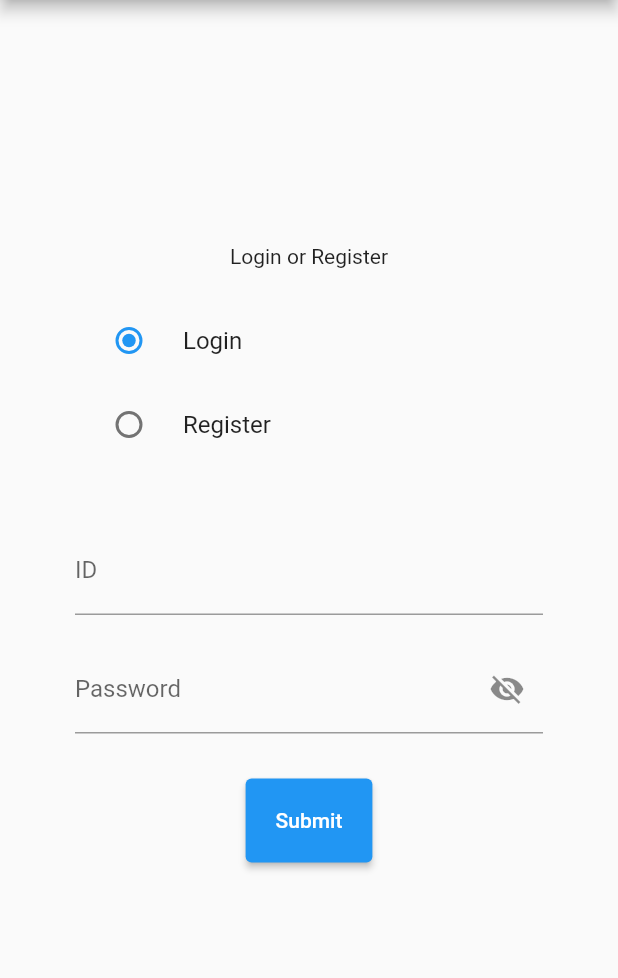
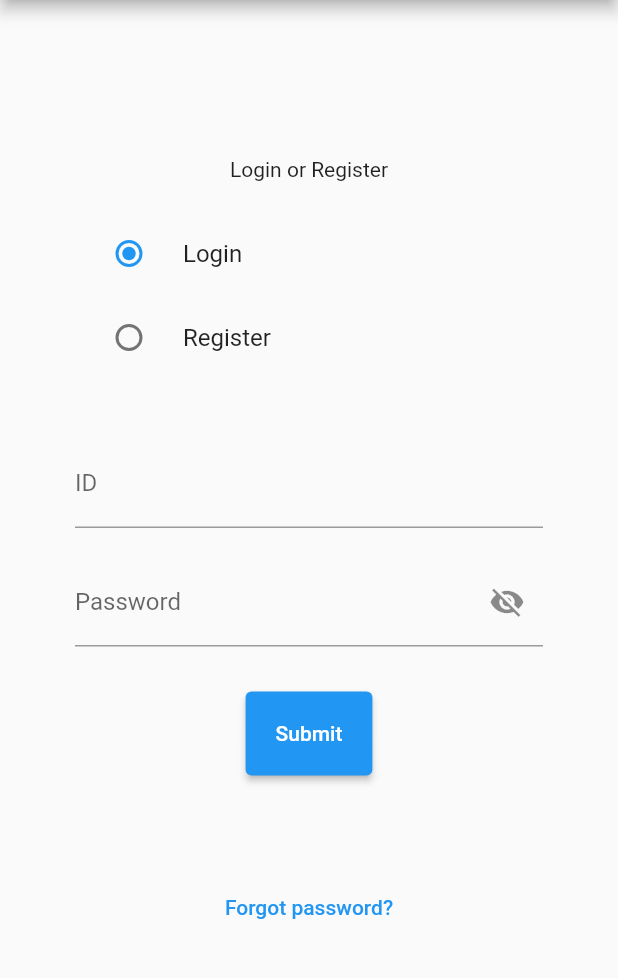
Before and after one commit to LightCube-Organization/LightCube, a Flutter app: the LoginPage screen opened by its route, on a phone screen of 412 x 824 dp, the part 84-1062 px from its top. Run offline on Flutter 3.47's test engine with Material 2 defaults, Android fonts, the phone set to English and light mode, and no system bars; our stand-ins replace settings_ui, supabase, supabase_flutter; accounts and stored records are empty.

Commit message:
forgot password?

```diff
--- a/lib/pages/login_page.dart
+++ b/lib/pages/login_page.dart
@@ -125,14 +125,38 @@ class _LoginPageState extends State<LoginPage> {
                         padding: EdgeInsets.all(30),
                         child: ElevatedButton(
                           style: ButtonStyle(
-                            backgroundColor:
-                            MaterialStateProperty.all(Colors.blue),
-                            padding:
-                            MaterialStateProperty.all(EdgeInsets.all(20.0)),
+                            backgroundColor:MaterialStateProperty.all(Colors.blue),
+                            padding:MaterialStateProperty.all(EdgeInsets.all(20.0)),
                           ),
                           child: Text("Submit"),
                           onPressed: validateAndSubmit,
                         )),
+                    Padding(
+                        padding: EdgeInsets.all(30),
+                        child: TextButton(
+                          style: ButtonStyle(
+                            padding:MaterialStateProperty.all(EdgeInsets.all(20.0)),
+                          ),
+                          onPressed: () {
+                            showDialog(
+                              context: context,
+                              builder: (_) {
+                                return AlertDialog(
+                                  title: Text("Forgot password?"),
+                                  content: Text("1. Take a deep breath.\n2. Maintain a calm state\n3. Remember the password"),
+                                  actions: <Widget>[
+                                    TextButton(
+                                      child: Text("OK"),
+                                      onPressed: () => Navigator.pop(context),
+                                    ),
+                                  ],
+                                );
+                              },
+                            );
+                          },
+                          child: Text("Forgot password?"),
+                        ),
+                    ),
                   ],
                 ),
               ),
```
